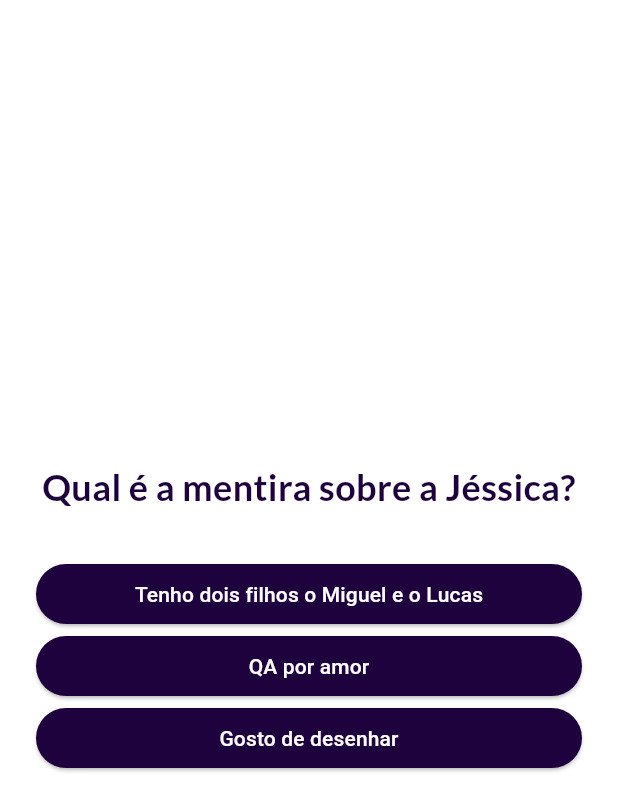
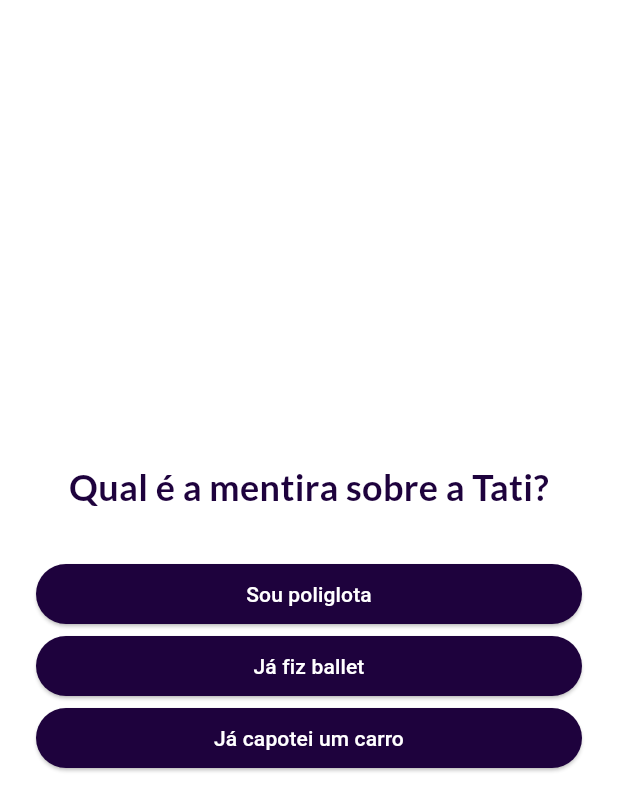
Before and after one commit to tatianex/flutter_udemy, a Flutter app: the screen it shows after launch, after a tap on "Start Quiz", on a phone screen of 412 x 824 dp. Shown: the top 811 px of the screen. Run offline on Flutter 3.47's test engine with Material 3 defaults, Android fonts, the phone set to English and light mode, and no system bars; our stand-ins replace google_fonts, transparent_image; network calls fail.

Commit message:
updated questions

```diff
--- a/quiz_app/lib/data/questions.dart
+++ b/quiz_app/lib/data/questions.dart
@@ -1,14 +1,14 @@
 import 'package:quiz_app/model/quiz_question.dart';
 
 const questions = [
-  QuizQuestion(
-    'Qual é a mentira sobre a Jéssica?',
-    [
-      'Tenho dois filhos o Miguel e o Lucas',
-      'Gosto de desenhar',
-      'QA por amor',
-    ],
-  ),
+  // QuizQuestion(
+  //   'Qual é a mentira sobre a Jéssica?',
+  //   [
+  //     'Já pilotei um avião',
+  //     'Gosto de desenho',
+  //     'Tenho dois filhos',
+  //   ],
+  // ),
   QuizQuestion(
     'Qual é a mentira sobre a Tati?',
     [
@@ -20,27 +20,27 @@ const questions = [
   QuizQuestion(
     'Qual é a mentira sobre o Marco?',
     [
-      'Já fiz rapel',
-      'Sou Flamengo',
-      'Sou casado e tenho dois filhos',
+      'Minha esposa está grávida de novo!',
+      'Já tive uma banda católica',
+      'Nunca andei de bondinho no pão de açucar no Rio',
     ],
   ),
   QuizQuestion(
     'Qual é a mentira sobre o Serodio?',
     [
-      'Não sei andar de bicicleta',
-      'Sou vasco',
-      'Já quis ser piloto de avião',
+      'O país que eu mais quero conhecer no mundo é o Estados Unidos',
+      'Tive problemas legais para baixar filme pirata',
+      'Já fiz aula de capoeira',
     ],
   ),
-  QuizQuestion(
-    'Qual é a mentira sobre o Neto?',
-    [
-      'Não sei nadar',
-      'Já fui candidato a vereador',
-      'Sou formado em Engenharia Civil',
-    ],
-  ),
+  // QuizQuestion(
+  //   'Qual é a mentira sobre o Neto?',
+  //   [
+  //     'Flamenguista',
+  //     'Já fui eng civil e candidato a vereador',
+  //     'Já vendi hinode',
+  //   ],
+  // ),
   QuizQuestion(
     'Qual é a mentira sobre o Flavio?',
     [
@@ -60,17 +60,17 @@ const questions = [
   QuizQuestion(
     'Qual é a mentira sobre o Thiago?',
     [
-      'Tenho mais de 40 anos',
-      'Gosto de corrida de carros',
-      'Minha mãe era minha professora',
+      'Já fiz mochilão pelo Brasil',
+      'Já fiz um podcast mesmo antes de ser modinha',
+      'Primeira vez que andei de Kart já fui no pódio',
     ],
   ),
   QuizQuestion(
     'Qual é a mentira sobre a Marjorie?',
     [
-      'Gosto de Naruto',
-      'Já viajei pra muitos paises',
-      'Formada em Engenheira Química',
+      'Já pulei de bungee jumping',
+      'Faço trilha off road (quadriciclo)',
+      'Toco guitarra',
     ],
   ),
   QuizQuestion(
```
